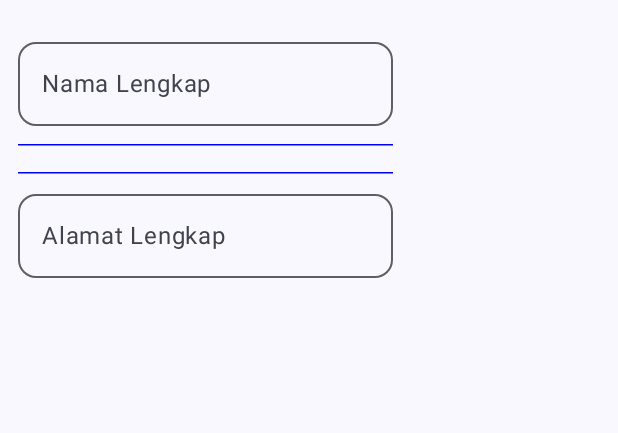
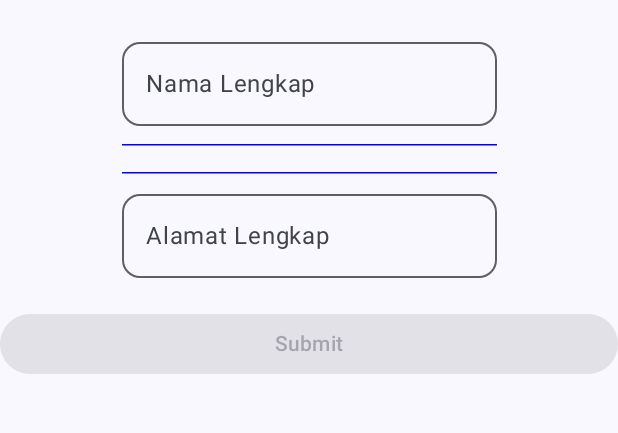
Before and after one commit to Fajri135/MyArsitektur, an Android app built with Jetpack Compose: the composable FormSiswa called with empty values, on a phone screen of 412 x 824 dp, the part 96-529 px from its top. Run offline under Robolectric (Android 15) with nearby library versions, the phone set to English and light mode, and no system bars.

Commit message:
Tambah tombol submit

```diff
--- a/app/src/main/java/com/example/myarsitektur/view/FormSiswa.kt
+++ b/app/src/main/java/com/example/myarsitektur/view/FormSiswa.kt
@@ -33,6 +33,7 @@ import androidx.compose.ui.res.dimensionResource
 import androidx.compose.ui.res.stringResource
 import androidx.compose.ui.unit.dp
 import com.example.myarsitektur.R
+
 @OptIn(ExperimentalMaterial3Api::class)
 @Composable
 fun FormSiswa(
@@ -102,6 +103,14 @@ fun FormSiswa(
                 label = { Text(text = "Alamat Lengkap") },
                 onValueChange = { txtAlamat = it }
             )
+            Spacer(modifier = Modifier.height(20.dp))
+            Button(
+                modifier = Modifier.fillMaxWidth(1f),
+                enabled = txtAlamat.isNotEmpty(),
+                onClick = { onSubmitButtonClicked(listData) }
+            ) {
+                Text(stringResource(R.string.submit))
+            }
         }
     }
 }
```
